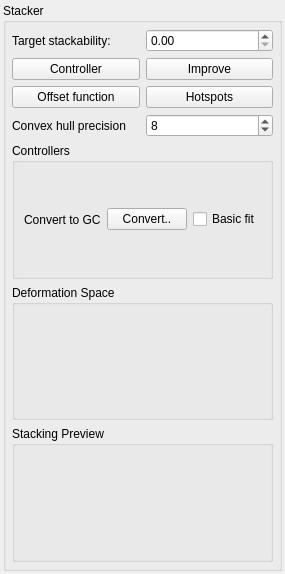
This is Stacker/StackerWidget.ui in HonghuaLi/stacker as Qt 5 draws it before an edit. The edited form follows.
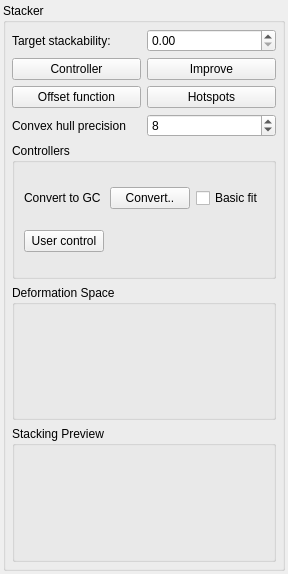
This is the edited form.

Patch:
```diff
--- a/Stacker/StackerWidget.ui
+++ b/Stacker/StackerWidget.ui
@@ -122,28 +122,35 @@
         <property name="flat">
          <bool>false</bool>
         </property>
-        <layout class="QHBoxLayout" name="horizontalLayout">
-         <item>
+        <layout class="QGridLayout" name="gridLayout_2">
+         <item row="0" column="1">
           <widget class="QLabel" name="convertGCLabel">
            <property name="text">
             <string>Convert to GC</string>
            </property>
           </widget>
          </item>
-         <item>
+         <item row="0" column="2">
           <widget class="QPushButton" name="convertToGC">
            <property name="text">
             <string>Convert..</string>
            </property>
           </widget>
          </item>
-         <item>
+         <item row="0" column="3">
           <widget class="QCheckBox" name="basicFitGC">
            <property name="text">
             <string>Basic fit</string>
            </property>
           </widget>
          </item>
+         <item row="1" column="1">
+          <widget class="QPushButton" name="userControl">
+           <property name="text">
+            <string>User control</string>
+           </property>
+          </widget>
+         </item>
         </layout>
        </widget>
       </item>
```
